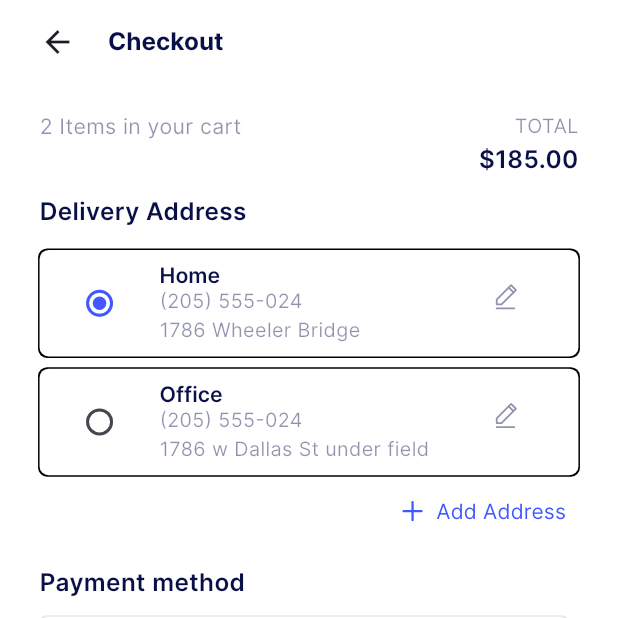
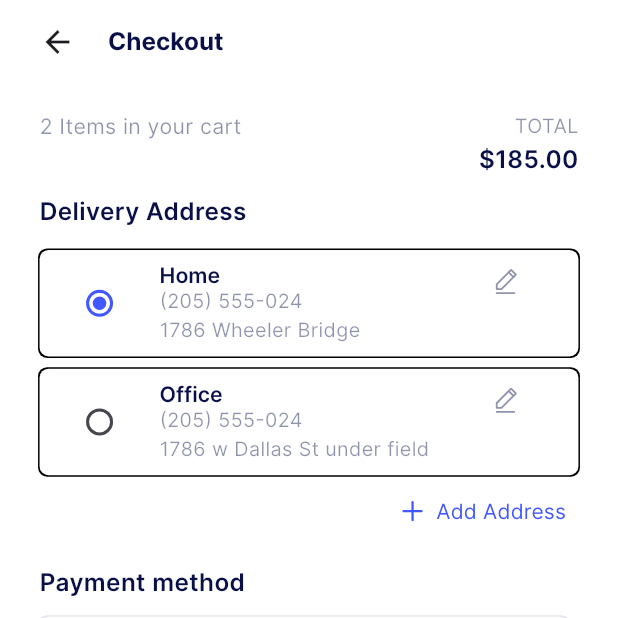
Before and after one commit to Yorq1nnur/first_browse_screen, a Flutter app: the CheckOutScreen screen opened directly, on a phone screen of 412 x 824 dp, the top half of it. Run offline on Flutter 3.47's test engine with Material 3 defaults, Android fonts, the phone set to English and light mode, and no system bars; drawn by our look-alikes of zoom_tap_animation; our stand-ins replace flutter_svg.

Commit message:
CHECKOUT

```diff
--- a/lib/screens/checkout_screen/checkout_screen.dart
+++ b/lib/screens/checkout_screen/checkout_screen.dart
@@ -1,5 +1,4 @@
-// ignore_for_file: prefer_const_constructors, prefer_const_literals_to_create_immutables
-
+import 'package:first_browse_screen/screens/checkout_screen/delivery_radio.dart';
 import 'package:first_browse_screen/screens/checkout_screen/get_top_items.dart';
 import 'package:first_browse_screen/screens/checkout_screen/payment_methods.dart';
 import 'package:first_browse_screen/utils/colors/app_colors.dart';
@@ -19,38 +18,6 @@ class CheckOutScreen extends StatefulWidget {
 }
 
 class _CheckOutScreenState extends State<CheckOutScreen> {
-  late DeliveryAddress? _character;
-
-  @override
-  void initState() {
-    _character = address[0];
-    super.initState();
-  }
-
-  final List<DeliveryAddress> address = [
-    DeliveryAddress(
-      text: "Home",
-      subTitle: Text(
-        "(205) 555-024\n1786 Wheeler Bridge",
-        style: AppTextStyle.interBold.copyWith(
-          color: AppColors.c_090F47.withOpacity(0.45),
-          fontWeight: FontWeight.w400,
-          fontSize: 13.getH(),
-        ),
-      ),
-    ),
-    DeliveryAddress(
-      text: "Office",
-      subTitle: Text(
-        "(205) 555-024\n1786 w Dallas St under field",
-        style: AppTextStyle.interBold.copyWith(
-          color: AppColors.c_090F47.withOpacity(0.45),
-          fontWeight: FontWeight.w400,
-          fontSize: 13.getH(),
-        ),
-      ),
-    ),
-  ];
 
   @override
   Widget build(BuildContext context) {
@@ -76,7 +43,7 @@ class _CheckOutScreenState extends State<CheckOutScreen> {
               onTap: () {
                 Navigator.pop(context);
               },
-              child: Icon(Icons.arrow_back),
+              child: const Icon(Icons.arrow_back),
             ),
           ),
         ),
@@ -91,60 +58,8 @@ class _CheckOutScreenState extends State<CheckOutScreen> {
           child: Column(
             crossAxisAlignment: CrossAxisAlignment.start,
             children: [
-              GetTopItems(),
-              ...List.generate(
-                address.length,
-                (index) => Column(
-                  children: [
-                    SizedBox(height: 8.getH(),),
-                    Container(
-                      decoration: BoxDecoration(
-                          color: AppColors.white,
-                          borderRadius: BorderRadius.circular(6),
-                          boxShadow: [
-                            BoxShadow(
-                                color: AppColors.black, //.withOpacity(0.1)
-                                spreadRadius: 1)
-                          ]),
-                      child: ListTile(
-                        shape: RoundedRectangleBorder(
-                          borderRadius: BorderRadius.circular(6),
-                        ),
-                        trailing: Padding(
-                          padding: EdgeInsets.only(bottom: 7.getH()),
-                          child: Column(
-                            crossAxisAlignment: CrossAxisAlignment.start,
-                            children: [
-                              IconButton(
-                                style: IconButton.styleFrom(
-                                    padding: EdgeInsets.zero),
-                                onPressed: () {},
-                                icon: SvgPicture.asset(AppImages.pencil),
-                              ),
-                            ],
-                          ),
-                        ),
-                        titleTextStyle: AppTextStyle.interBold.copyWith(
-                            color: AppColors.c_090F47,
-                            fontWeight: FontWeight.w600,
-                            fontSize: 14.getH()),
-                        title: Text(address[index].text),
-                        subtitle: address[index].subTitle,
-                        leading: Radio<DeliveryAddress>(
-                            activeColor: AppColors.c_4157FF,
-                            value: address[index],
-                            groupValue: _character,
-                            onChanged: (DeliveryAddress? value) {
-                              setState(() {
-                                _character = value;
-                              });
-                            }),
-                      ),
-                    ),
-
-                  ],
-                ),
-              ),
+              const GetTopItems(),
+              const DeliveryRadioWidget(),
               SizedBox(
                 height: 0.getH(),
               ),
@@ -192,7 +107,7 @@ class _CheckOutScreenState extends State<CheckOutScreen> {
               SizedBox(
                 height: 12.getH(),
               ),
-              PaymentMethods(),
+              const PaymentMethods(),
               SizedBox(
                 height: 20.getH(),
               ),
@@ -227,10 +142,3 @@ class _CheckOutScreenState extends State<CheckOutScreen> {
     );
   }
 }
-
-class DeliveryAddress {
-  final String text;
-  final Text subTitle;
-
-  DeliveryAddress({required this.text, required this.subTitle});
-}
--- /dev/null
+++ b/lib/screens/checkout_screen/delivery_radio.dart
@@ -0,0 +1,111 @@
+import 'package:first_browse_screen/utils/size/size_utils.dart';
+import 'package:flutter/material.dart';
+import 'package:flutter_svg/svg.dart';
+
+import '../../utils/colors/app_colors.dart';
+import '../../utils/images/app_images.dart';
+import '../../utils/styles/app_text_style.dart';
+
+class DeliveryRadioWidget extends StatefulWidget {
+  const DeliveryRadioWidget({super.key});
+
+  @override
+  State<DeliveryRadioWidget> createState() => _DeliveryRadioWidgetState();
+}
+
+class _DeliveryRadioWidgetState extends State<DeliveryRadioWidget> {
+
+  late DeliveryAddress? _character;
+
+  @override
+  void initState() {
+    _character = address[0];
+    super.initState();
+  }
+
+  final List<DeliveryAddress> address = [
+    DeliveryAddress(
+      text: "Home",
+      subTitle: Text(
+        "(205) 555-024\n1786 Wheeler Bridge",
+        style: AppTextStyle.interBold.copyWith(
+          color: AppColors.c_090F47.withOpacity(0.45),
+          fontWeight: FontWeight.w400,
+          fontSize: 13.getH(),
+        ),
+      ),
+    ),
+    DeliveryAddress(
+      text: "Office",
+      subTitle: Text(
+        "(205) 555-024\n1786 w Dallas St under field",
+        style: AppTextStyle.interBold.copyWith(
+          color: AppColors.c_090F47.withOpacity(0.45),
+          fontWeight: FontWeight.w400,
+          fontSize: 13.getH(),
+        ),
+      ),
+    ),
+  ];
+
+  @override
+  Widget build(BuildContext context) {
+    return Column(
+      crossAxisAlignment: CrossAxisAlignment.start,
+      children: [...List.generate(
+        address.length,
+            (index) => Column(
+          children: [
+            SizedBox(height: 8.getH(),),
+            Container(
+              decoration: BoxDecoration(
+                  color: AppColors.white,
+                  borderRadius: BorderRadius.circular(6),
+                  boxShadow: const [
+                    BoxShadow(
+                        color: AppColors.black, //.withOpacity(0.1)
+                        spreadRadius: 1)
+                  ]),
+              child: ListTile(
+                shape: RoundedRectangleBorder(
+                  borderRadius: BorderRadius.circular(6),
+                ),
+                trailing: Padding(
+                  padding: EdgeInsets.only(bottom: 28.getH()),
+                  child: IconButton(
+                    style: IconButton.styleFrom(
+                        padding: EdgeInsets.zero),
+                    onPressed: () {},
+                    icon: SvgPicture.asset(AppImages.pencil),
+                  ),
+                ),
+                titleTextStyle: AppTextStyle.interBold.copyWith(
+                    color: AppColors.c_090F47,
+                    fontWeight: FontWeight.w600,
+                    fontSize: 14.getH()),
+                title: Text(address[index].text),
+                subtitle: address[index].subTitle,
+                leading: Radio<DeliveryAddress>(
+                    activeColor: AppColors.c_4157FF,
+                    value: address[index],
+                    groupValue: _character,
+                    onChanged: (DeliveryAddress? value) {
+                      setState(() {
+                        _character = value;
+                      });
+                    }),
+              ),
+            ),
+          ],
+        ),
+      ),],
+    );
+  }
+}
+
+class DeliveryAddress {
+  final String text;
+  final Text subTitle;
+
+  DeliveryAddress({required this.text, required this.subTitle});
+}
```
